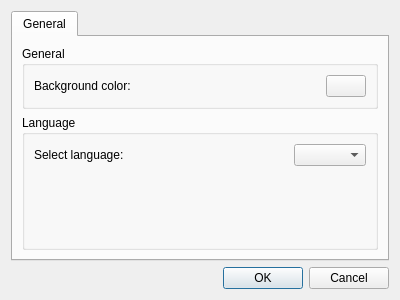
The window that view/config_dialog.ui (mstuttgart/pynocchio) describes before a commit, drawn with Qt 5.
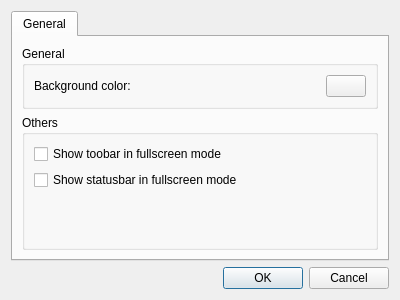
The same window after the commit. Icons and pictures are not drawn. Custom widgets are drawn as their Qt base class.

Commit message: language select removed in configFileDialog.

Diff of the .ui file:
```diff
--- a/view/config_dialog.ui
+++ b/view/config_dialog.ui
@@ -74,35 +74,22 @@
        <item>
         <widget class="QGroupBox" name="groupBox_2">
          <property name="title">
-          <string>Language</string>
+          <string>Others</string>
          </property>
          <layout class="QVBoxLayout" name="verticalLayout_2">
           <item>
-           <layout class="QHBoxLayout" name="horizontalLayout_2">
-            <item>
-             <widget class="QLabel" name="label_2">
+           <widget class="QCheckBox" name="checkBox">
               <property name="text">
-               <string>Select language: </string>
+             <string>Show toobar in fullscreen mode</string>
               </property>
              </widget>
             </item>
             <item>
-             <spacer name="horizontalSpacer_2">
-              <property name="orientation">
-               <enum>Qt::Horizontal</enum>
-              </property>
-              <property name="sizeHint" stdset="0">
-               <size>
-                <width>40</width>
-                <height>20</height>
-               </size>
-              </property>
-             </spacer>
-            </item>
-            <item>
-             <widget class="QComboBox" name="comboBox"/>
-            </item>
-           </layout>
+           <widget class="QCheckBox" name="checkBox_2">
+            <property name="text">
+             <string>Show statusbar in fullscreen mode</string>
+            </property>
+           </widget>
           </item>
           <item>
            <spacer name="verticalSpacer">
```
Lines whose indentation alone changed are shown as unchanged.
